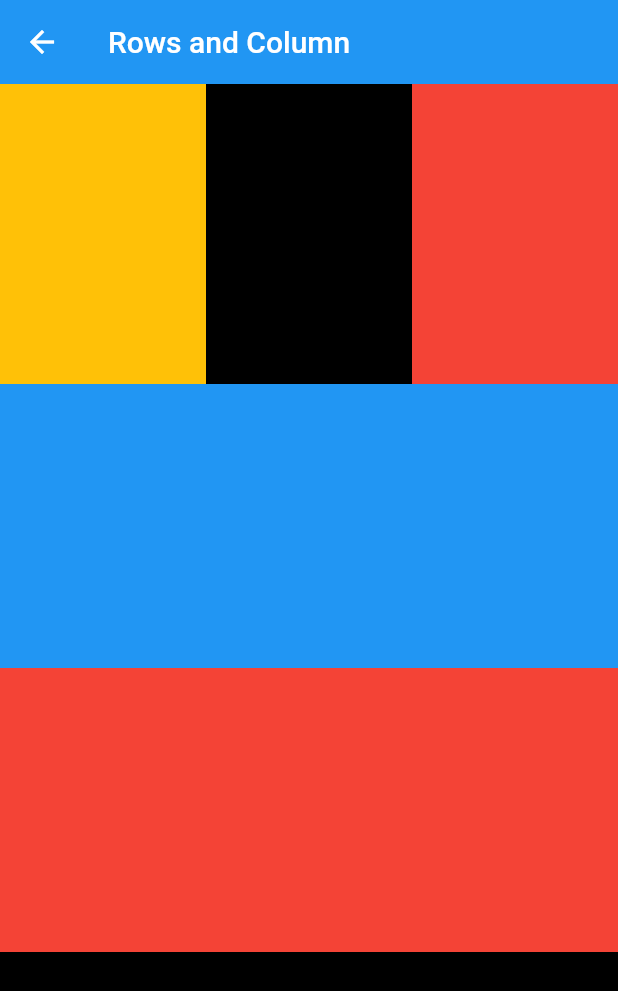
After one commit to SudipSinghKhati/simple_intrest, a Flutter app: the screen it shows after launch, after a tap on "Class Work", on a phone screen of 412 x 824 dp. The commit adds this screen. Shown: the top 991 px of the screen. Run offline on Flutter 3.47's test engine with Material 2 defaults, Android fonts, the phone set to English and light mode, and no system bars.

Commit message:
class work

```diff
--- a/lib/app.dart
+++ b/lib/app.dart
@@ -1,6 +1,7 @@
 import 'package:flutter/material.dart';
 import 'package:simple_intrest/view/Dashboard.dart';
 import 'package:simple_intrest/view/area_of_circle.dart';
+import 'package:simple_intrest/view/class_exercise.dart';
 import 'package:simple_intrest/view/column_view.dart';
 import 'package:simple_intrest/view/container_view.dart';
 import 'package:simple_intrest/view/display.dart';
@@ -31,6 +32,7 @@ class App extends StatelessWidget {
           '/containerRoute': (context) => const ContainerView(),
           '/loadimageRoute':(context) => const LoadImageView(),
           '/mediaQueryRoute': (context) => const MediaQueryView(),
+          '/classWorkRoute':(contex)=> const ClassExerciseView(),
         });
   }
 }
--- a/lib/view/Dashboard.dart
+++ b/lib/view/Dashboard.dart
@@ -93,6 +93,14 @@ class DashboardView extends StatelessWidget {
                   },
                   child: const Text('Media Query')),
             ),
+            SizedBox(
+              width: double.infinity,
+              child: ElevatedButton(
+                  onPressed: () {
+                    Navigator.pushNamed(context, '/classWorkRoute');
+                  },
+                  child: const Text('Class Work')),
+            ),
           ],
         ),
       ),
--- /dev/null
+++ b/lib/view/class_exercise.dart
@@ -0,0 +1,74 @@
+import 'package:flutter/material.dart';
+
+class ClassExerciseView extends StatefulWidget {
+  const ClassExerciseView({super.key});
+
+  @override
+  State<ClassExerciseView> createState() => _ClassExerciseViewState();
+}
+
+class _ClassExerciseViewState extends State<ClassExerciseView> {
+  @override
+  Widget build(BuildContext context) {
+    return Scaffold(
+      appBar: AppBar(
+        title: const Text('Rows and Column'),
+        elevation: 0,
+      ),
+      body: SafeArea(
+        child: Column(
+          children: [
+            Row(
+              children: [
+                Expanded(
+                  child: Container(
+                    width: double.infinity,
+                    height: 200,
+                    color: Colors.amber,
+                  ),
+                ),
+                Expanded(
+                  child: Container(
+                    width: double.infinity,
+                    height: 200,
+                    color: Colors.black,
+                  ),
+                ),
+                Expanded(
+                  child: Container(
+                    width: double.infinity,
+                    height: 200,
+                    color: Colors.red,
+                  ),
+                ),
+                // Column(
+                //   children: [
+
+                //   ],
+                // )
+              ],
+            ),
+            Expanded(
+                child: Container(
+              width: double.infinity,
+              height: 200,
+              color: Colors.blue,
+            )),
+            Expanded(
+                child: Container(
+              width: double.infinity,
+              height: 200,
+              color: Colors.red,
+            )),
+            Expanded(
+                child: Container(
+              width: double.infinity,
+              height: 200,
+              color: Colors.black,
+            )),
+          ],
+        ),
+      ),
+    );
+  }
+}
```
